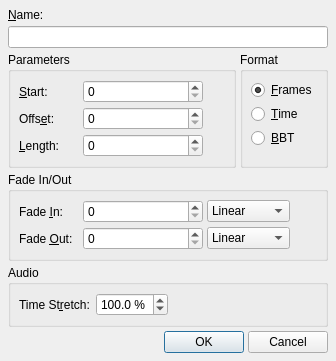
Before: the Qt Designer form src/qtractorClipForm.ui in rncbc/qtractor, drawn with Qt 5.
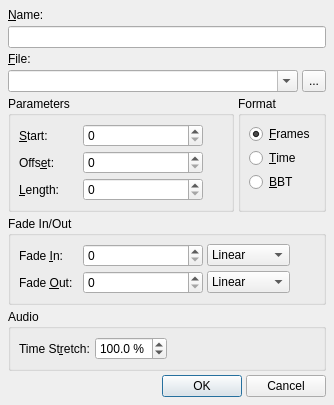
After: the same form once the commit is applied. Icons and pictures are not drawn. Custom widgets are drawn as their Qt base class.

Commit message: - Clip dialog gets prepared for filename editing.

Diff of the .ui file:
```diff
--- a/src/qtractorClipForm.ui
+++ b/src/qtractorClipForm.ui
@@ -31,62 +31,91 @@
    <iconset resource="../icons/qtractor.qrc" >:/icons/editClip.png</iconset>
   </property>
   <layout class="QGridLayout" >
-   <item row="2" column="1" >
-    <widget class="QGroupBox" name="FormatGroupBox" >
-     <property name="title" >
-      <string>Format</string>
+   <item row="0" column="0" colspan="2" >
+    <widget class="QLabel" name="ClipNameTextLabel" >
+     <property name="text" >
+      <string>&amp;Name:</string>
      </property>
-     <layout class="QVBoxLayout" >
-      <item>
-       <widget class="QRadioButton" name="FramesRadioButton" >
-        <property name="toolTip" >
-         <string>Frames</string>
-        </property>
-        <property name="text" >
-         <string>&amp;Frames</string>
-        </property>
-        <property name="checked" >
-         <bool>true</bool>
-        </property>
-       </widget>
-      </item>
-      <item>
-       <widget class="QRadioButton" name="TimeRadioButton" >
-        <property name="toolTip" >
-         <string>Time (hh:mm:ss.zzz)</string>
-        </property>
-        <property name="text" >
-         <string>&amp;Time</string>
-        </property>
-       </widget>
-      </item>
-      <item>
-       <widget class="QRadioButton" name="BbtRadioButton" >
-        <property name="toolTip" >
-         <string>BBT (bars.beats.ticks)</string>
-        </property>
-        <property name="text" >
-         <string>&amp;BBT</string>
-        </property>
-       </widget>
-      </item>
-      <item>
-       <spacer>
-        <property name="orientation" >
-         <enum>Qt::Vertical</enum>
-        </property>
-        <property name="sizeHint" >
-         <size>
-          <width>20</width>
-          <height>8</height>
-         </size>
-        </property>
-       </spacer>
-      </item>
-     </layout>
+     <property name="buddy" >
+      <cstring>ClipNameLineEdit</cstring>
+     </property>
     </widget>
    </item>
-   <item row="2" column="0" >
+   <item row="1" column="0" colspan="2" >
+    <widget class="QLineEdit" name="ClipNameLineEdit" >
+     <property name="minimumSize" >
+      <size>
+       <width>240</width>
+       <height>0</height>
+      </size>
+     </property>
+     <property name="toolTip" >
+      <string>Clip name</string>
+     </property>
+    </widget>
+   </item>
+   <item row="2" column="0" colspan="2" >
+    <widget class="QLabel" name="FilenameTextLabel" >
+     <property name="text" >
+      <string>&amp;File:</string>
+     </property>
+     <property name="buddy" >
+      <cstring>FilenameComboBox</cstring>
+     </property>
+    </widget>
+   </item>
+   <item row="3" column="0" colspan="2" >
+    <layout class="QHBoxLayout" >
+     <property name="margin" >
+      <number>0</number>
+     </property>
+     <property name="spacing" >
+      <number>4</number>
+     </property>
+     <item>
+      <widget class="QComboBox" name="FilenameComboBox" >
+       <property name="minimumSize" >
+        <size>
+         <width>240</width>
+         <height>0</height>
+        </size>
+       </property>
+       <property name="toolTip" >
+        <string>Clip filename</string>
+       </property>
+       <property name="editable" >
+        <bool>true</bool>
+       </property>
+      </widget>
+     </item>
+     <item>
+      <widget class="QToolButton" name="FilenameToolButton" >
+       <property name="minimumSize" >
+        <size>
+         <width>22</width>
+         <height>22</height>
+        </size>
+       </property>
+       <property name="maximumSize" >
+        <size>
+         <width>24</width>
+         <height>24</height>
+        </size>
+       </property>
+       <property name="focusPolicy" >
+        <enum>Qt::TabFocus</enum>
+       </property>
+       <property name="toolTip" >
+        <string>Browse for clip filename</string>
+       </property>
+       <property name="text" >
+        <string>...</string>
+       </property>
+      </widget>
+     </item>
+    </layout>
+   </item>
+   <item row="4" column="0" >
     <widget class="QGroupBox" name="ParamGroupBox" >
      <property name="title" >
       <string>Parameters</string>
@@ -198,7 +227,62 @@
      </layout>
     </widget>
    </item>
-   <item row="3" column="0" colspan="2" >
+   <item row="4" column="1" >
+    <widget class="QGroupBox" name="FormatGroupBox" >
+     <property name="title" >
+      <string>Format</string>
+     </property>
+     <layout class="QVBoxLayout" >
+      <item>
+       <widget class="QRadioButton" name="FramesRadioButton" >
+        <property name="toolTip" >
+         <string>Frames</string>
+        </property>
+        <property name="text" >
+         <string>&amp;Frames</string>
+        </property>
+        <property name="checked" >
+         <bool>true</bool>
+        </property>
+       </widget>
+      </item>
+      <item>
+       <widget class="QRadioButton" name="TimeRadioButton" >
+        <property name="toolTip" >
+         <string>Time (hh:mm:ss.zzz)</string>
+        </property>
+        <property name="text" >
+         <string>&amp;Time</string>
+        </property>
+       </widget>
+      </item>
+      <item>
+       <widget class="QRadioButton" name="BbtRadioButton" >
+        <property name="toolTip" >
+         <string>BBT (bars.beats.ticks)</string>
+        </property>
+        <property name="text" >
+         <string>&amp;BBT</string>
+        </property>
+       </widget>
+      </item>
+      <item>
+       <spacer>
+        <property name="orientation" >
+         <enum>Qt::Vertical</enum>
+        </property>
+        <property name="sizeHint" >
+         <size>
+          <width>20</width>
+          <height>8</height>
+         </size>
+        </property>
+       </spacer>
+      </item>
+     </layout>
+    </widget>
+   </item>
+   <item row="5" column="0" colspan="2" >
     <widget class="QGroupBox" name="FadeInOutGroupBox" >
      <property name="title" >
       <string>Fade In/Out</string>
@@ -325,7 +409,7 @@
      </layout>
     </widget>
    </item>
-   <item row="4" column="0" colspan="2" >
+   <item row="6" column="0" colspan="2" >
     <widget class="QGroupBox" name="AudioClipGroupBox" >
      <property name="title" >
       <string>Audio</string>
@@ -385,7 +469,7 @@
      </layout>
     </widget>
    </item>
-   <item row="5" column="0" colspan="2" >
+   <item row="7" column="0" colspan="2" >
     <layout class="QHBoxLayout" >
      <property name="spacing" >
       <number>4</number>
@@ -431,29 +515,6 @@
      </item>
     </layout>
    </item>
-   <item row="1" column="0" colspan="2" >
-    <widget class="QLineEdit" name="ClipNameLineEdit" >
-     <property name="minimumSize" >
-      <size>
-       <width>320</width>
-       <height>0</height>
-      </size>
-     </property>
-     <property name="toolTip" >
-      <string>Clip name</string>
-     </property>
-    </widget>
-   </item>
-   <item row="0" column="0" colspan="2" >
-    <widget class="QLabel" name="ClipNameTextLabel" >
-     <property name="text" >
-      <string>&amp;Name:</string>
-     </property>
-     <property name="buddy" >
-      <cstring>ClipNameLineEdit</cstring>
-     </property>
-    </widget>
-   </item>
   </layout>
  </widget>
  <layoutdefault spacing="4" margin="8" />
```
Left out of the diff: 4 changed lines with no effect on the pictures. The commit also changes 4 other files.
